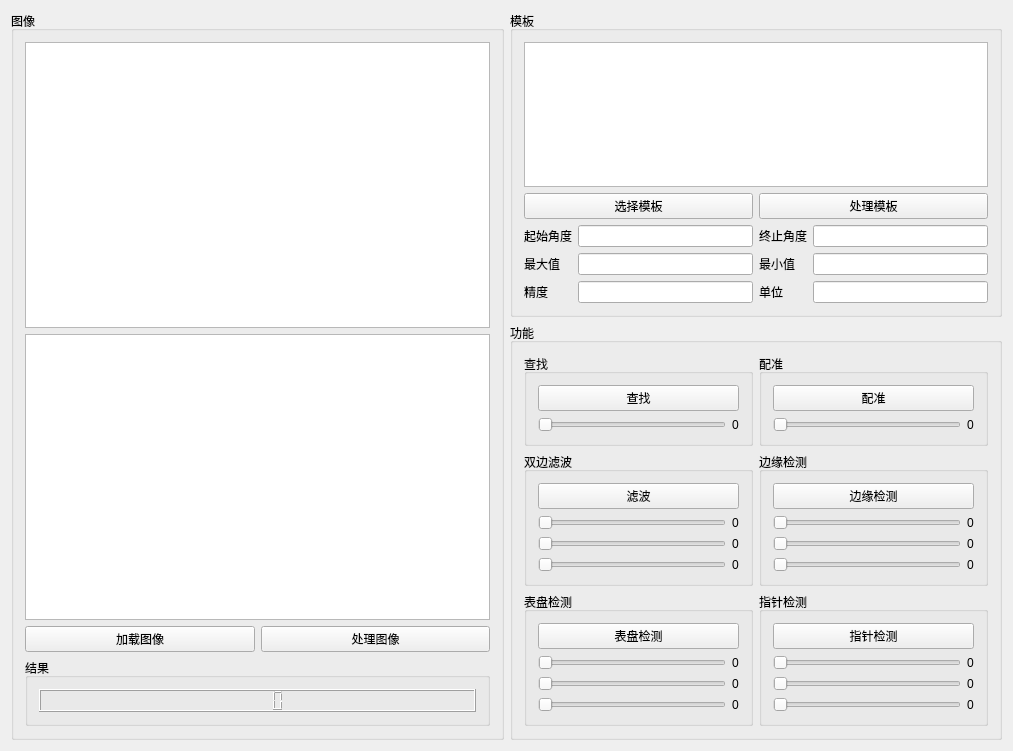
First picture: the form in ui/mainwindow.ui, repository QuartzYan/GaugeReader, before the edit.
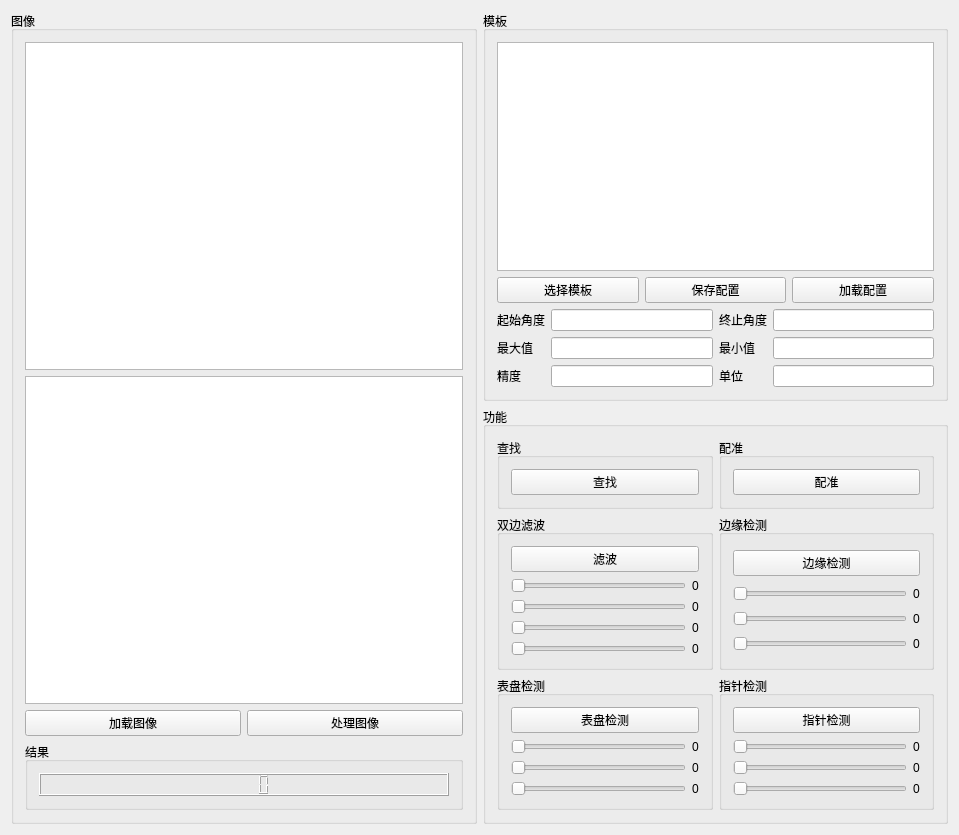
Second picture: the form after the edit.

The edit to the form file:
```diff
--- a/ui/mainwindow.ui
+++ b/ui/mainwindow.ui
@@ -6,8 +6,8 @@
    <rect>
     <x>0</x>
     <y>0</y>
-    <width>1013</width>
-    <height>751</height>
+    <width>959</width>
+    <height>835</height>
    </rect>
   </property>
   <property name="windowTitle">
@@ -81,7 +81,14 @@
          <item>
           <widget class="QPushButton" name="pushButton_2">
            <property name="text">
-            <string>处理模板</string>
+            <string>保存配置</string>
+           </property>
+          </widget>
+         </item>
+         <item>
+          <widget class="QPushButton" name="pushButton_5">
+           <property name="text">
+            <string>加载配置</string>
            </property>
           </widget>
          </item>
@@ -173,20 +180,6 @@
             </property>
            </widget>
           </item>
-          <item row="1" column="0">
-           <widget class="QSlider" name="matchParam">
-            <property name="orientation">
-             <enum>Qt::Horizontal</enum>
-            </property>
-           </widget>
-          </item>
-          <item row="1" column="1">
-           <widget class="QLabel" name="matchParamLabel">
-            <property name="text">
-             <string>0</string>
-            </property>
-           </widget>
-          </item>
          </layout>
         </widget>
        </item>
@@ -196,20 +189,6 @@
           <string>配准</string>
          </property>
          <layout class="QGridLayout" name="gridLayout_9">
-          <item row="1" column="0">
-           <widget class="QSlider" name="adjustParam">
-            <property name="orientation">
-             <enum>Qt::Horizontal</enum>
-            </property>
-           </widget>
-          </item>
-          <item row="1" column="1">
-           <widget class="QLabel" name="adjustParamLabel">
-            <property name="text">
-             <string>0</string>
-            </property>
-           </widget>
-          </item>
           <item row="0" column="0" colspan="2">
            <widget class="QPushButton" name="adjustButton">
             <property name="text">
@@ -275,6 +254,20 @@
             </property>
            </widget>
           </item>
+          <item row="4" column="0">
+           <widget class="QSlider" name="thresholdParam">
+            <property name="orientation">
+             <enum>Qt::Horizontal</enum>
+            </property>
+           </widget>
+          </item>
+          <item row="4" column="1">
+           <widget class="QLabel" name="thresholdLabel">
+            <property name="text">
+             <string>0</string>
+            </property>
+           </widget>
+          </item>
          </layout>
         </widget>
        </item>
@@ -284,7 +277,21 @@
           <string>边缘检测</string>
          </property>
          <layout class="QGridLayout" name="gridLayout_6">
+          <item row="4" column="0">
+           <widget class="QSlider" name="cannyParam_3">
+            <property name="orientation">
+             <enum>Qt::Horizontal</enum>
+            </property>
+           </widget>
+          </item>
           <item row="2" column="0">
+           <widget class="QSlider" name="cannyParam_1">
+            <property name="orientation">
+             <enum>Qt::Horizontal</enum>
+            </property>
+           </widget>
+          </item>
+          <item row="3" column="0">
            <widget class="QSlider" name="cannyParam_2">
             <property name="maximum">
              <number>199</number>
@@ -294,41 +301,13 @@
             </property>
            </widget>
           </item>
-          <item row="3" column="0">
-           <widget class="QSlider" name="cannyParam_3">
-            <property name="orientation">
-             <enum>Qt::Horizontal</enum>
-            </property>
-           </widget>
-          </item>
-          <item row="1" column="0">
-           <widget class="QSlider" name="cannyParam_1">
-            <property name="orientation">
-             <enum>Qt::Horizontal</enum>
-            </property>
-           </widget>
-          </item>
-          <item row="1" column="1">
+          <item row="2" column="1">
            <widget class="QLabel" name="cannyParamLabel_1">
             <property name="text">
              <string>0</string>
             </property>
            </widget>
           </item>
-          <item row="2" column="1">
-           <widget class="QLabel" name="cannyParamLabel_2">
-            <property name="text">
-             <string>0</string>
-            </property>
-           </widget>
-          </item>
-          <item row="3" column="1">
-           <widget class="QLabel" name="cannyParamLabel_3">
-            <property name="text">
-             <string>0</string>
-            </property>
-           </widget>
-          </item>
           <item row="0" column="0" colspan="2">
            <widget class="QPushButton" name="cannyButton">
             <property name="text">
@@ -336,6 +315,20 @@
             </property>
            </widget>
           </item>
+          <item row="4" column="1">
+           <widget class="QLabel" name="cannyParamLabel_3">
+            <property name="text">
+             <string>0</string>
+            </property>
+           </widget>
+          </item>
+          <item row="3" column="1">
+           <widget class="QLabel" name="cannyParamLabel_2">
+            <property name="text">
+             <string>0</string>
+            </property>
+           </widget>
+          </item>
          </layout>
         </widget>
        </item>
```
